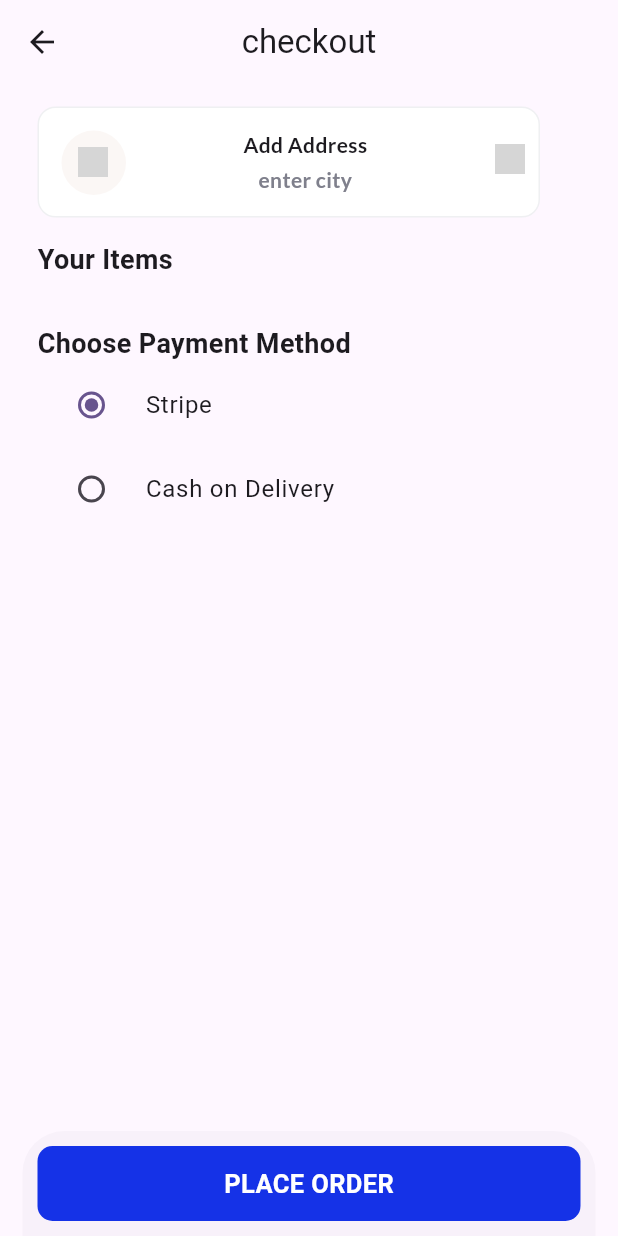
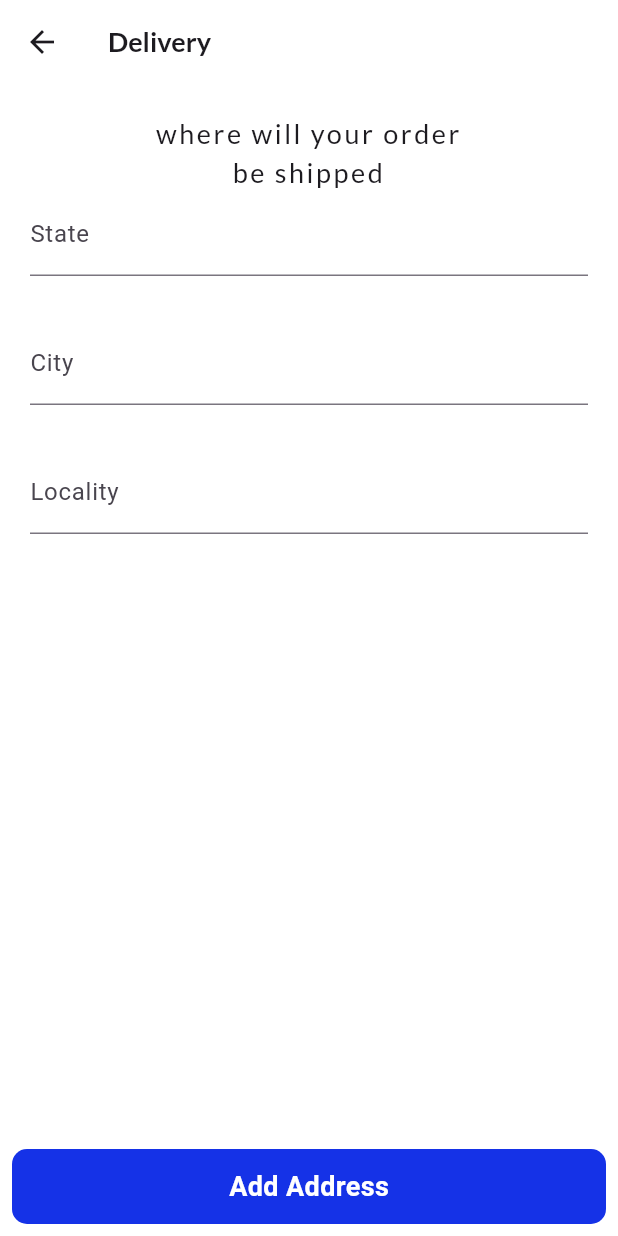
Before and after one commit to jonathanGontijo/multi_shop, a Flutter app: the CheckoutScreen screen opened directly, after a tap on "Add Address", on a phone screen of 412 x 824 dp. Run offline on Flutter 3.47's test engine with Material 3 defaults, Android fonts, the phone set to English and light mode, and no system bars; our stand-ins replace badges, cached_network_image, cloud_firestore, firebase_auth, firebase_core, flutter_riverpod and 2 more; accounts and stored records are empty; network calls fail; grey boxes are pictures that could not be loaded.

Commit message:
update address

```diff
--- a/lib/views/screens/inner_screens/checkout_screen.dart
+++ b/lib/views/screens/inner_screens/checkout_screen.dart
@@ -5,6 +5,7 @@ import 'package:flutter/widgets.dart';
 import 'package:flutter_riverpod/flutter_riverpod.dart';
 import 'package:google_fonts/google_fonts.dart';
 import 'package:multi_shop/provider/cart_provider.dart';
+import 'package:multi_shop/views/screens/inner_screens/shipping_addreess_screen.dart';
 import 'package:multi_shop/views/screens/main_screen.dart';
 import 'package:uuid/uuid.dart';
 
@@ -35,7 +36,16 @@ class _CheckoutScreenState extends ConsumerState<CheckoutScreen> {
             crossAxisAlignment: CrossAxisAlignment.start,
             children: [
               InkWell(
-                onTap: () {},
+                onTap: () {
+                  Navigator.push(
+                    context,
+                    MaterialPageRoute(
+                      builder: (context) {
+                        return const ShippingAddreessScreen();
+                      },
+                    ),
+                  );
+                },
                 child: SizedBox(
                   width: 335,
                   height: 74,
--- /dev/null
+++ b/lib/views/screens/inner_screens/shipping_addreess_screen.dart
@@ -0,0 +1,141 @@
+import 'package:cloud_firestore/cloud_firestore.dart';
+import 'package:firebase_auth/firebase_auth.dart';
+import 'package:flutter/material.dart';
+import 'package:get/get.dart';
+import 'package:google_fonts/google_fonts.dart';
+
+class ShippingAddreessScreen extends StatefulWidget {
+  const ShippingAddreessScreen({super.key});
+
+  @override
+  State<ShippingAddreessScreen> createState() => _ShippingAddreessScreenState();
+}
+
+class _ShippingAddreessScreenState extends State<ShippingAddreessScreen> {
+  final FirebaseFirestore _firestore = FirebaseFirestore.instance;
+  final FirebaseAuth _auth = FirebaseAuth.instance;
+  final GlobalKey<FormState> _formKey = GlobalKey<FormState>();
+  late String state;
+  late String city;
+  late String locality;
+  @override
+  Widget build(BuildContext context) {
+    return Scaffold(
+      backgroundColor: Colors.white.withOpacity(0.96),
+      appBar: AppBar(
+        elevation: 0,
+        backgroundColor: Colors.white.withOpacity(0.96),
+        title: Text(
+          'Delivery',
+          style: GoogleFonts.lato(
+            fontSize: 18,
+            fontWeight: FontWeight.w600,
+          ),
+        ),
+      ),
+      body: Padding(
+        padding: const EdgeInsets.symmetric(vertical: 20, horizontal: 20),
+        child: Center(
+          child: Form(
+            key: _formKey,
+            child: Column(
+              children: [
+                Text(
+                  'where will your order\nbe shipped',
+                  textAlign: TextAlign.center,
+                  style: GoogleFonts.lato(fontSize: 18, letterSpacing: 1.7),
+                ),
+                TextFormField(
+                  onChanged: (value) {
+                    state = value;
+                  },
+                  validator: (value) {
+                    if (value!.isEmpty) {
+                      return 'enter filed';
+                    } else {
+                      return null;
+                    }
+                  },
+                  decoration: const InputDecoration(
+                    labelText: 'State',
+                  ),
+                ),
+                const SizedBox(height: 30),
+                TextFormField(
+                  onChanged: (value) {
+                    city = value;
+                  },
+                  validator: (value) {
+                    if (value!.isEmpty) {
+                      return 'enter filed';
+                    } else {
+                      return null;
+                    }
+                  },
+                  decoration: const InputDecoration(
+                    labelText: 'City',
+                  ),
+                ),
+                const SizedBox(height: 30),
+                TextFormField(
+                  onChanged: (value) {
+                    locality = value;
+                  },
+                  validator: (value) {
+                    if (value!.isEmpty) {
+                      return 'enter filed';
+                    } else {
+                      return null;
+                    }
+                  },
+                  decoration: const InputDecoration(
+                    labelText: 'Locality',
+                  ),
+                ),
+              ],
+            ),
+          ),
+        ),
+      ),
+      bottomNavigationBar: Padding(
+        padding: const EdgeInsets.all(8.0),
+        child: InkWell(
+          onTap: () async {
+            if (_formKey.currentState!.validate()) {
+              //update the user locality, city, state, pinConde
+              await _firestore
+                  .collection('buyers')
+                  .doc(_auth.currentUser!.uid)
+                  .update({
+                'state': state,
+                'city': city,
+                'locality': locality,
+              });
+            } else {
+              //we can show a snacbar
+            }
+          },
+          child: Container(
+            width: MediaQuery.of(context).size.width,
+            height: 50,
+            decoration: BoxDecoration(
+              color: const Color(
+                0xFF1532E7,
+              ),
+              borderRadius: BorderRadius.circular(10),
+            ),
+            child: Center(
+              child: Text(
+                'Add Address',
+                style: TextStyle(
+                    color: Colors.white,
+                    fontSize: 18,
+                    fontWeight: FontWeight.bold),
+              ),
+            ),
+          ),
+        ),
+      ),
+    );
+  }
+}
```
